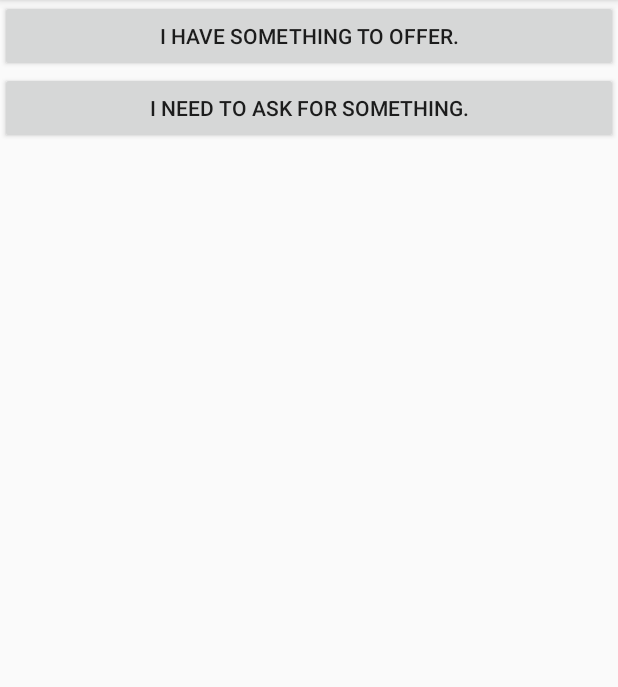
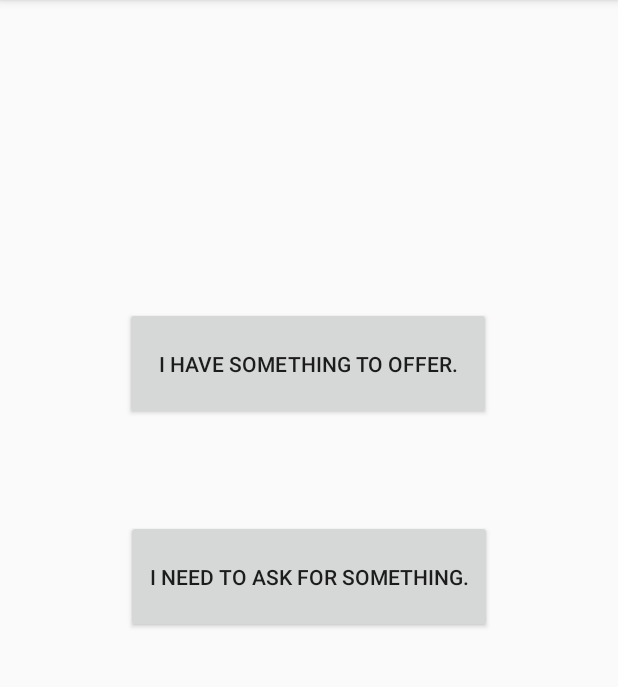
Before and after one commit to V-P-A-AppDev/MINIMAP, an Android app: the screen it shows after launch (MainActivity), on a phone screen of 412 x 824 dp, the part 84-771 px from its top. Run offline under Robolectric (Android 15) with nearby library versions, the phone set to English and light mode, and no system bars.

Commit message:
Changed activity main layout

```diff
--- a/MiniMap/app/src/main/res/layout/activity_main.xml
+++ b/MiniMap/app/src/main/res/layout/activity_main.xml
@@ -1,19 +1,31 @@
 <?xml version="1.0" encoding="utf-8"?>
-<LinearLayout xmlns:android="http://schemas.android.com/apk/res/android"
+<androidx.constraintlayout.widget.ConstraintLayout xmlns:android="http://schemas.android.com/apk/res/android"
     xmlns:app="http://schemas.android.com/apk/res-auto"
     xmlns:tools="http://schemas.android.com/tools"
     android:layout_width="match_parent"
     android:layout_height="match_parent"
     tools:context=".MainActivity"
     android:orientation="vertical">
+
     <Button
-        android:layout_width="match_parent"
-        android:layout_height="wrap_content"
+        android:id="@+id/worker"
+        android:layout_width="244dp"
+        android:layout_height="75dp"
         android:text="I have something to offer."
-        android:id="@+id/worker"/>
+        app:layout_constraintBottom_toBottomOf="parent"
+        app:layout_constraintEnd_toEndOf="parent"
+        app:layout_constraintHorizontal_bias="0.497"
+        app:layout_constraintStart_toStartOf="parent"
+        app:layout_constraintTop_toTopOf="parent"
+        app:layout_constraintVertical_bias="0.295" />
+
     <Button
-        android:layout_width="match_parent"
-        android:layout_height="wrap_content"
+        android:id="@+id/customer"
+        android:layout_width="244dp"
+        android:layout_height="75dp"
         android:text="I need to ask for something."
-        android:id="@+id/customer"/>
-</LinearLayout>
+        app:layout_constraintBottom_toBottomOf="parent"
+        app:layout_constraintEnd_toEndOf="parent"
+        app:layout_constraintStart_toStartOf="parent"
+        app:layout_constraintTop_toTopOf="parent" />
+</androidx.constraintlayout.widget.ConstraintLayout>
```
